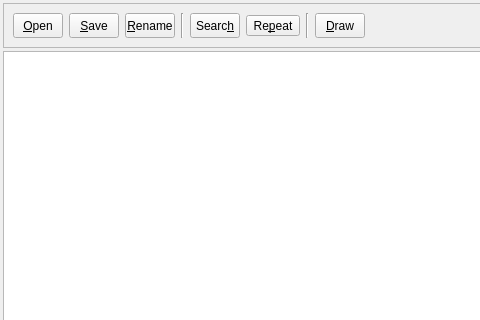
Before: the Qt Designer form umlEditor.ui in rodrigocanellas/plantuml_editor, drawn with Qt 5; both pictures show x 0 to 480 and y 0 to 320 of the 629 by 839 pixel window.
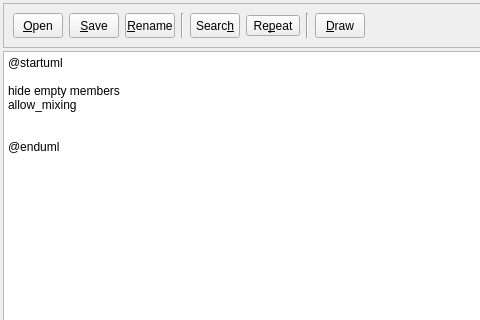
After: the same form once the commit is applied.

Commit message: basic text in 'umlEditor'

```diff
--- a/umlEditor.ui
+++ b/umlEditor.ui
@@ -198,6 +198,15 @@
     </item>
     <item>
      <widget class="QPlainTextEdit" name="txtPlant">
+      <property name="plainText">
+       <string>@startuml
+
+hide empty members
+allow_mixing
+
+
+@enduml</string>
+      </property>
       <property name="cursorWidth">
        <number>3</number>
       </property>
```
